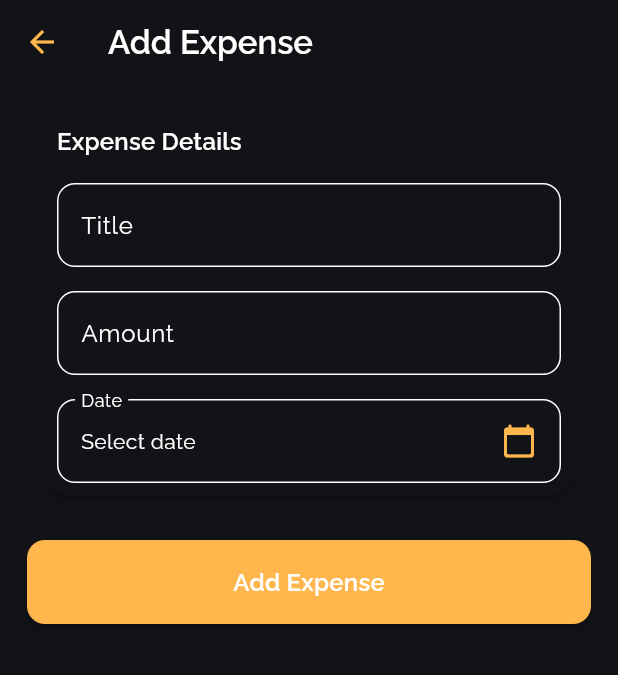
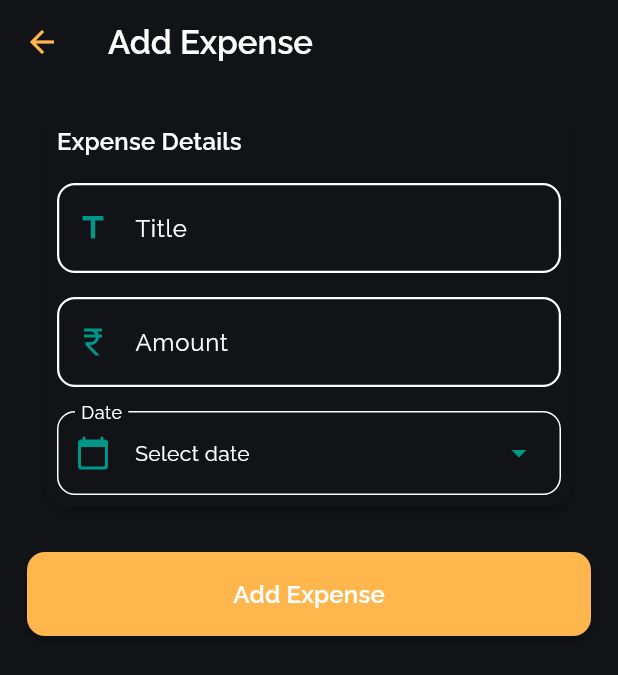
Before and after one commit to crux-bphc/flutter_workshop_25, a Flutter app: the screen it shows after launch, after a tap on the "add" icon, on a phone screen of 412 x 824 dp. Shown: the top 675 px of the screen. Run offline on Flutter 3.47's test engine with Material 3 defaults, Android fonts, the light colour scheme and no system bars; our stand-ins replace fl_chart, google_fonts, hive, hive_flutter; accounts and stored records are empty.

Commit message:
feat: moved dashboard update to provider, changed input UI. and tried to reduce bar graph clumping possibilities

```diff
--- a/lib/main.dart
+++ b/lib/main.dart
@@ -4,6 +4,8 @@ import 'package:flutter_workshop_25/screens/home_screen.dart';
 import 'package:flutter_workshop_25/services/hive_service.dart';
 import 'package:flutter_workshop_25/theme.dart';
 import 'package:hive_flutter/hive_flutter.dart';
+import 'package:provider/provider.dart';
+import 'package:flutter_workshop_25/providers/expense_provider.dart';
 
 void main() async {
   WidgetsFlutterBinding.ensureInitialized();
@@ -20,11 +22,14 @@ class MyApp extends StatelessWidget {
 
   @override
   Widget build(BuildContext context) {
-    return MaterialApp(
-      title: 'Expense Tracker',
-      debugShowCheckedModeBanner: false,
-      theme: appTheme,
-      home: const HomeScreen(),
+    return ChangeNotifierProvider(
+      create: (_) => ExpenseProvider(),
+      child: MaterialApp(
+        title: 'Expense Tracker',
+        debugShowCheckedModeBanner: false,
+        theme: appTheme,
+        home: const HomeScreen(),
+      ),
     );
   }
 }
--- /dev/null
+++ b/lib/providers/expense_provider.dart
@@ -0,0 +1,71 @@
+import 'package:flutter/material.dart';
+import 'package:flutter_workshop_25/models/expense.dart';
+import 'package:flutter_workshop_25/services/hive_service.dart';
+import 'package:intl/intl.dart';
+
+class ExpenseProvider extends ChangeNotifier {
+  List<Expense> _expenses = [];
+
+  ExpenseProvider() {
+    _loadExpenses();
+  }
+
+  List<Expense> get expenses => _expenses;
+
+  void _loadExpenses() {
+    _expenses = HiveService.getAllExpenses();
+    notifyListeners();
+  }
+
+  void addExpense(Expense expense) {
+    HiveService.addExpense(expense);
+    _loadExpenses();
+  }
+
+  double get totalMonthlyExpense {
+    final now = DateTime.now();
+    return _expenses
+        .where((e) => e.date.month == now.month && e.date.year == now.year)
+        .fold(0.0, (sum, e) => sum + e.amount);
+  }
+
+  double get weeklyAverage {
+    final now = DateTime.now();
+    final sevenDaysAgo = now.subtract(const Duration(days: 7));
+    final recentExpenses = _expenses.where((e) => e.date.isAfter(sevenDaysAgo)).toList();
+    if (recentExpenses.isEmpty) return 0.0;
+    final total = recentExpenses.fold(0.0, (sum, e) => sum + e.amount);
+    return total / 7;
+  }
+
+  double get highestSpending {
+    final now = DateTime.now();
+    final sevenDaysAgo = now.subtract(const Duration(days: 7));
+    final recentExpenses = _expenses.where((e) => e.date.isAfter(sevenDaysAgo)).toList();
+    if (recentExpenses.isEmpty) return 0.0;
+    return recentExpenses.map((e) => e.amount).reduce((a, b) => a > b ? a : b);
+  }
+
+  Map<String, double> getWeeklyChartData() {
+    final now = DateTime.now();
+    final today = DateTime(now.year, now.month, now.day);
+    final Map<String, double> result = {};
+    for (int i = 0; i < 7; i++) {
+      final date = today.subtract(Duration(days: i));
+      result[DateFormat('EEE').format(date)] = 0.0;
+    }
+    final sevenDaysAgo = today.subtract(const Duration(days: 6));
+    for (var expense in _expenses) {
+      final expenseDate = DateTime(expense.date.year, expense.date.month, expense.date.day);
+      if (!expenseDate.isBefore(sevenDaysAgo)) {
+        final dayKey = DateFormat('EEE').format(expenseDate);
+        if (result.containsKey(dayKey)) {
+          result[dayKey] = (result[dayKey] ?? 0) + expense.amount;
+        }
+      }
+    }
+    final reversedKeys = result.keys.toList().reversed;
+    final finalResult = {for (var k in reversedKeys) k: result[k]!};
+    return finalResult;
+  }
+}
--- a/lib/screens/add_expense_screen.dart
+++ b/lib/screens/add_expense_screen.dart
@@ -1,6 +1,7 @@
 import 'package:flutter/material.dart';
 import 'package:flutter_workshop_25/models/expense.dart';
-import 'package:flutter_workshop_25/services/hive_service.dart';
+import 'package:provider/provider.dart';
+import 'package:flutter_workshop_25/providers/expense_provider.dart';
 
 class AddExpenseScreen extends StatefulWidget {
   const AddExpenseScreen({super.key});
@@ -23,11 +24,12 @@ class _AddExpenseScreenState extends State<AddExpenseScreen> {
   }
 
   Future<void> _pickDate(BuildContext context) async {
+    final DateTime now = DateTime.now();
     final DateTime? picked = await showDatePicker(
       context: context,
-      initialDate: _selectedDate ?? DateTime.now(),
+      initialDate: _selectedDate ?? now,
       firstDate: DateTime(2000),
-      lastDate: DateTime(2101),
+      lastDate: DateTime(now.year, now.month, now.day),
     );
     if (picked != null && picked != _selectedDate) {
       setState(() {
@@ -53,7 +55,7 @@ class _AddExpenseScreenState extends State<AddExpenseScreen> {
       date: _selectedDate!,
     );
 
-    HiveService.addExpense(newExpense);
+    Provider.of<ExpenseProvider>(context, listen: false).addExpense(newExpense);
 
     ScaffoldMessenger.of(context).showSnackBar(
       const SnackBar(content: Text('Expense added successfully!')),
@@ -108,12 +110,24 @@ class _AddExpenseScreenState extends State<AddExpenseScreen> {
                           decoration: InputDecoration(
                             labelText: "Title",
                             hintText: "Enter expense title",
+                            prefixIcon: const Icon(Icons.title, color: Colors.teal),
                             border: OutlineInputBorder(
                               borderRadius: BorderRadius.circular(12),
+                              borderSide: BorderSide(color: colorScheme.primary, width: 2),
+                            ),
+                            enabledBorder: OutlineInputBorder(
+                              borderRadius: BorderRadius.circular(12),
+                              borderSide: BorderSide(color: colorScheme.outline, width: 1.5),
+                            ),
+                            focusedBorder: OutlineInputBorder(
+                              borderRadius: BorderRadius.circular(12),
+                              borderSide: BorderSide(color: colorScheme.primary, width: 2),
                             ),
                             filled: true,
                             fillColor: colorScheme.surfaceContainerHighest,
+                            contentPadding: const EdgeInsets.symmetric(vertical: 18, horizontal: 16),
                           ),
+                          style: textTheme.bodyLarge?.copyWith(fontWeight: FontWeight.w500),
                           validator: (value) {
                             if (value == null || value.trim().isEmpty) {
                               return "Please enter a title";
@@ -129,13 +143,24 @@ class _AddExpenseScreenState extends State<AddExpenseScreen> {
                           decoration: InputDecoration(
                             labelText: "Amount",
                             hintText: "Enter amount spent",
-                            prefixText: "₹ ",
+                            prefixIcon: const Icon(Icons.currency_rupee, color: Colors.teal),
                             border: OutlineInputBorder(
                               borderRadius: BorderRadius.circular(12),
+                              borderSide: BorderSide(color: colorScheme.primary, width: 2),
+                            ),
+                            enabledBorder: OutlineInputBorder(
+                              borderRadius: BorderRadius.circular(12),
+                              borderSide: BorderSide(color: colorScheme.outline, width: 1.5),
+                            ),
+                            focusedBorder: OutlineInputBorder(
+                              borderRadius: BorderRadius.circular(12),
+                              borderSide: BorderSide(color: colorScheme.primary, width: 2),
                             ),
                             filled: true,
                             fillColor: colorScheme.surfaceContainerHighest,
+                            contentPadding: const EdgeInsets.symmetric(vertical: 18, horizontal: 16),
                           ),
+                          style: textTheme.bodyLarge?.copyWith(fontWeight: FontWeight.w500),
                           validator: (value) {
                             if (value == null || value.trim().isEmpty) {
                               return "Please enter an amount";
@@ -153,6 +178,7 @@ class _AddExpenseScreenState extends State<AddExpenseScreen> {
                           child: InputDecorator(
                             decoration: InputDecoration(
                               labelText: "Date",
+                              prefixIcon: const Icon(Icons.calendar_today_rounded, color: Colors.teal),
                               border: OutlineInputBorder(
                                 borderRadius: BorderRadius.circular(12),
                               ),
@@ -172,9 +198,9 @@ class _AddExpenseScreenState extends State<AddExpenseScreen> {
                                         : colorScheme.onSurface,
                                   ),
                                 ),
-                                Icon(
-                                  Icons.calendar_today_rounded,
-                                  color: colorScheme.primary,
+                                const Icon(
+                                  Icons.arrow_drop_down,
+                                  color: Colors.teal,
                                 ),
                               ],
                             ),
--- a/lib/screens/home_screen.dart
+++ b/lib/screens/home_screen.dart
@@ -1,12 +1,10 @@
 import 'package:flutter/material.dart';
-import 'package:flutter_workshop_25/models/expense.dart';
 import 'package:flutter_workshop_25/screens/add_expense_screen.dart';
 import 'package:flutter_workshop_25/screens/expense_history_screen.dart';
-import 'package:flutter_workshop_25/services/hive_service.dart';
 import 'package:flutter_workshop_25/theme.dart';
-import 'package:flutter_workshop_25/utils/expense_data_helper.dart';
 import 'package:flutter_workshop_25/widgets/spending_graph.dart';
-import 'package:hive_flutter/hive_flutter.dart';
+import 'package:flutter_workshop_25/providers/expense_provider.dart';
+import 'package:provider/provider.dart';
 
 class HomeScreen extends StatefulWidget {
   const HomeScreen({super.key});
@@ -18,13 +16,12 @@ class HomeScreen extends StatefulWidget {
 class _HomeScreenState extends State<HomeScreen> {
   @override
   Widget build(BuildContext context) {
-    return ValueListenableBuilder(
-      valueListenable: HiveService.getExpenseBox().listenable(),
-      builder: (context, Box<Expense> box, _) {
-        final totalMonthlyExpense = ExpenseDataHelper.getTotalExpense();
-        final weeklyAverage = ExpenseDataHelper.getWeeklyAverage();
-        final highestSpending = ExpenseDataHelper.getHighestSpending();
-        final weeklyData = ExpenseDataHelper.getWeeklyChartData();
+    return Consumer<ExpenseProvider>(
+      builder: (context, expenseProvider, _) {
+        final totalMonthlyExpense = expenseProvider.totalMonthlyExpense;
+        final weeklyAverage = expenseProvider.weeklyAverage;
+        final highestSpending = expenseProvider.highestSpending;
+        final weeklyData = expenseProvider.getWeeklyChartData();
 
         return Scaffold(
           appBar: AppBar(
@@ -108,7 +105,7 @@ class _HomeScreenState extends State<HomeScreen> {
                       child: _buildStatCard(
                         context,
                         icon: Icons.calendar_view_week,
-                        title: "Weekly Avg",
+                        title: "Week Avg",
                         value: "₹${weeklyAverage.toStringAsFixed(0)}",
                       ),
                     ),
--- a/lib/utils/expense_data_helper.dart
+++ b/lib/utils/expense_data_helper.dart
@@ -91,4 +91,28 @@ class ExpenseDataHelper {
 
     return recentExpenses.map((e) => e.amount).reduce((a, b) => a > b ? a : b);
   }
+
+  static Map<String, double> getExpensesForDateRange(DateTime start, DateTime end) {
+    final expenses = getAllExpenses();
+    final Map<String, double> grouped = {};
+    for (var expense in expenses) {
+      final expenseDate = DateTime(expense.date.year, expense.date.month, expense.date.day);
+      if (!expenseDate.isBefore(start) && !expenseDate.isAfter(end)) {
+        final dayKey = DateFormat('EEE').format(expenseDate);
+        grouped[dayKey] = (grouped[dayKey] ?? 0) + expense.amount;
+      }
+    }
+    for (int i = 0; i <= end.difference(start).inDays; i++) {
+      final date = start.add(Duration(days: i));
+      final dayKey = DateFormat('EEE').format(date);
+      grouped.putIfAbsent(dayKey, () => 0.0);
+    }
+    final ordered = <String, double>{};
+    for (int i = 0; i <= end.difference(start).inDays; i++) {
+      final date = start.add(Duration(days: i));
+      final dayKey = DateFormat('EEE').format(date);
+      ordered[dayKey] = grouped[dayKey]!;
+    }
+    return ordered;
+  }
 }
--- a/lib/widgets/spending_graph.dart
+++ b/lib/widgets/spending_graph.dart
@@ -24,8 +24,17 @@ class SpendingGraph extends StatelessWidget {
           borderData: FlBorderData(show: true),
           gridData: const FlGridData(show: false),
           titlesData: FlTitlesData(
-            leftTitles: const AxisTitles(
-              sideTitles: SideTitles(showTitles: true, reservedSize: 40),
+            leftTitles: AxisTitles(
+              sideTitles: SideTitles(
+                showTitles: true,
+                reservedSize: 48,
+                getTitlesWidget: (value, meta) {
+                  return Text(
+                    value.toInt() == 0 ? '0' : value >= 1000 ? '${(value ~/ 1000)}K' : value.toInt().toString(),
+                    style: const TextStyle(fontSize: 14),
+                  );
+                },
+              ),
             ),
             rightTitles: const AxisTitles(
               sideTitles: SideTitles(showTitles: false),
```
